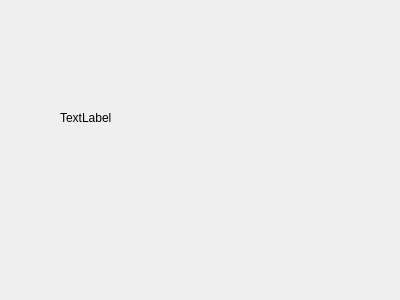
Above: spotyXGUI/UserWindow.ui from geronimo-lisboa/qt-spotify before the change. Below: the same form after it.
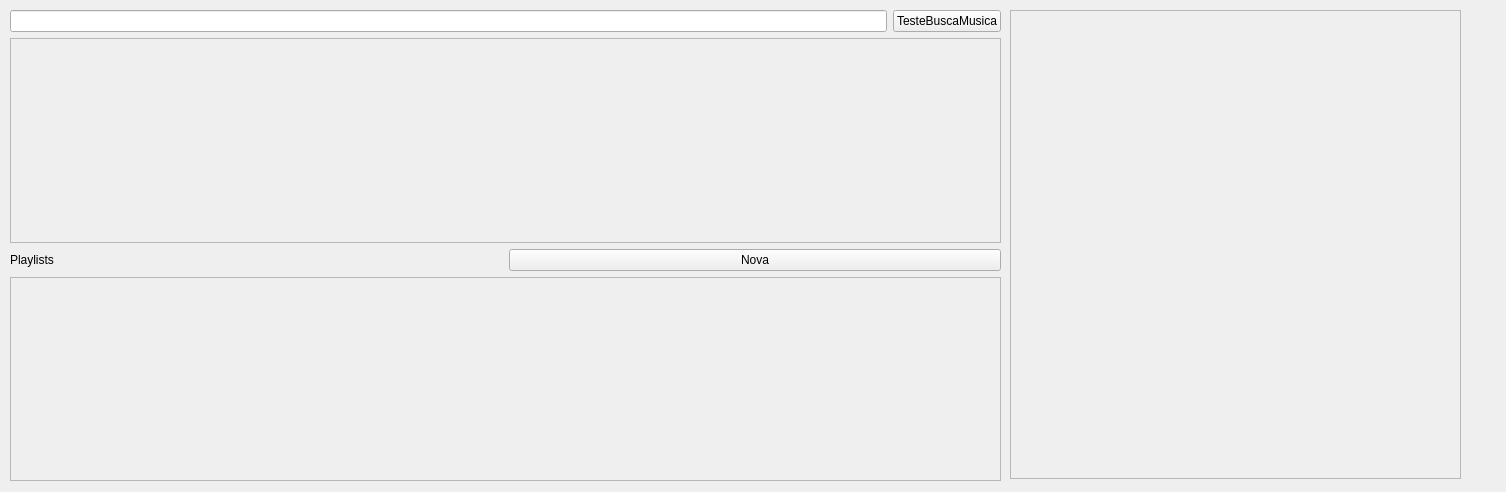
That is the form after the change.

Commit message: Já consigo tocar o sample, consigo fazer busca de musicas, e tenho uma listinha de resultados de busca de musica. Começando a fazer os casos de uso ao redor da playlist.

The edit to the form file:
```diff
--- a/spotyXGUI/UserWindow.ui
+++ b/spotyXGUI/UserWindow.ui
@@ -6,25 +6,121 @@
    <rect>
     <x>0</x>
     <y>0</y>
-    <width>400</width>
-    <height>300</height>
+    <width>1506</width>
+    <height>492</height>
    </rect>
   </property>
   <property name="windowTitle">
    <string>Form</string>
   </property>
-  <widget class="QLabel" name="label">
+  <widget class="QScrollArea" name="scrollArea_3">
    <property name="geometry">
     <rect>
-     <x>60</x>
-     <y>110</y>
-     <width>55</width>
-     <height>16</height>
+     <x>1010</x>
+     <y>10</y>
+     <width>451</width>
+     <height>469</height>
     </rect>
    </property>
-   <property name="text">
-    <string>TextLabel</string>
+   <property name="widgetResizable">
+    <bool>true</bool>
    </property>
+   <widget class="QWidget" name="scrollAreaWidgetContents_3">
+    <property name="geometry">
+     <rect>
+      <x>0</x>
+      <y>0</y>
+      <width>449</width>
+      <height>467</height>
+     </rect>
+    </property>
+   </widget>
+  </widget>
+  <widget class="QWidget" name="layoutWidget">
+   <property name="geometry">
+    <rect>
+     <x>10</x>
+     <y>10</y>
+     <width>991</width>
+     <height>471</height>
+    </rect>
+   </property>
+   <layout class="QGridLayout" name="gridLayout">
+    <item row="1" column="0">
+     <layout class="QVBoxLayout" name="verticalLayout_2">
+      <item>
+       <layout class="QHBoxLayout" name="horizontalLayout_2">
+        <item>
+         <widget class="QLabel" name="label">
+          <property name="text">
+           <string>Playlists</string>
+          </property>
+         </widget>
+        </item>
+        <item>
+         <widget class="QPushButton" name="btnNewPlaylist">
+          <property name="text">
+           <string>Nova</string>
+          </property>
+         </widget>
+        </item>
+       </layout>
+      </item>
+      <item>
+       <widget class="QScrollArea" name="scrollArea_2">
+        <property name="widgetResizable">
+         <bool>true</bool>
+        </property>
+        <widget class="QWidget" name="scrollAreaWidgetContents_2">
+         <property name="geometry">
+          <rect>
+           <x>0</x>
+           <y>0</y>
+           <width>985</width>
+           <height>190</height>
+          </rect>
+         </property>
+        </widget>
+       </widget>
+      </item>
+     </layout>
+    </item>
+    <item row="0" column="0">
+     <layout class="QVBoxLayout" name="verticalLayout">
+      <item>
+       <layout class="QHBoxLayout" name="horizontalLayout">
+        <item>
+         <widget class="QLineEdit" name="edtBusca"/>
+        </item>
+        <item>
+         <widget class="QPushButton" name="btnTesteBuscaMusica">
+          <property name="text">
+           <string>TesteBuscaMusica</string>
+          </property>
+         </widget>
+        </item>
+       </layout>
+      </item>
+      <item>
+       <widget class="QScrollArea" name="scrollArea">
+        <property name="widgetResizable">
+         <bool>true</bool>
+        </property>
+        <widget class="QWidget" name="scrollAreaWidgetContents">
+         <property name="geometry">
+          <rect>
+           <x>0</x>
+           <y>0</y>
+           <width>985</width>
+           <height>190</height>
+          </rect>
+         </property>
+        </widget>
+       </widget>
+      </item>
+     </layout>
+    </item>
+   </layout>
   </widget>
  </widget>
  <resources/>
```
The commit also changes 26 other files.
